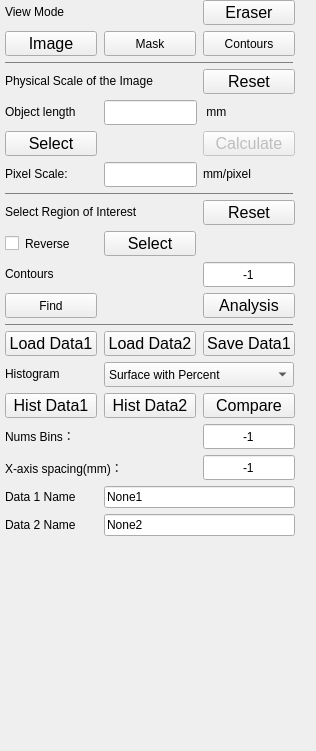
Above: UI/UI_ContentBar.ui from Hao-yu-lin/CPASR before the change. Below: the same form after it.
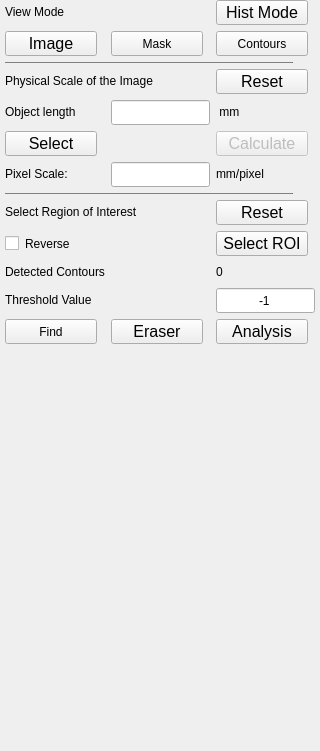
That is the form after the change.

Patch:
```diff
--- a/UI/UI_ContentBar.ui
+++ b/UI/UI_ContentBar.ui
@@ -6,10 +6,22 @@
    <rect>
     <x>0</x>
     <y>0</y>
-    <width>316</width>
+    <width>320</width>
     <height>751</height>
    </rect>
   </property>
+  <property name="minimumSize">
+   <size>
+    <width>320</width>
+    <height>0</height>
+   </size>
+  </property>
+  <property name="maximumSize">
+   <size>
+    <width>320</width>
+    <height>16777215</height>
+   </size>
+  </property>
   <property name="windowTitle">
    <string>Form</string>
   </property>
@@ -18,138 +30,72 @@
     <rect>
      <x>0</x>
      <y>0</y>
-     <width>300</width>
+     <width>320</width>
      <height>764</height>
     </rect>
    </property>
    <property name="minimumSize">
     <size>
-     <width>300</width>
+     <width>320</width>
      <height>0</height>
     </size>
    </property>
    <property name="maximumSize">
     <size>
-     <width>300</width>
+     <width>320</width>
      <height>16777215</height>
     </size>
    </property>
    <property name="styleSheet">
     <string notr="true">border-color: rgb(255, 46, 52);</string>
    </property>
-   <layout class="QGridLayout" name="gridLayout" rowstretch="0,0,0,0,0,0,0,0,0,0,0,0,0,0,0,0,0,0,0,0,0,0,0,0,0,0,0,0,0,0,0,0,0,0,0,0,0,0,0,0,0,0,0,0">
+   <layout class="QGridLayout" name="gridLayout" rowstretch="0,0,0,0,0,0,0,0,0,0,0,0,0,0,0,0,0,0,0,0,0,0,0,0,0,0,0,0,0,0,0,0,0,0,0,0,0,0">
     <property name="leftMargin">
      <number>5</number>
     </property>
     <property name="rightMargin">
      <number>5</number>
     </property>
-    <item row="27" column="0">
-     <widget class="Line" name="line_space2">
-      <property name="minimumSize">
-       <size>
-        <width>288</width>
-        <height>1</height>
-       </size>
-      </property>
-      <property name="maximumSize">
-       <size>
-        <width>288</width>
-        <height>1</height>
-       </size>
-      </property>
-      <property name="autoFillBackground">
-       <bool>false</bool>
-      </property>
-      <property name="styleSheet">
-       <string notr="true">background-color: rgb(113, 112, 111);</string>
-      </property>
-      <property name="orientation">
-       <enum>Qt::Horizontal</enum>
-      </property>
-     </widget>
-    </item>
-    <item row="29" column="2">
-     <widget class="QPushButton" name="btn_save_contours">
-      <property name="sizePolicy">
-       <sizepolicy hsizetype="Fixed" vsizetype="Fixed">
-        <horstretch>0</horstretch>
-        <verstretch>0</verstretch>
-       </sizepolicy>
-      </property>
-      <property name="minimumSize">
-       <size>
-        <width>92</width>
-        <height>25</height>
-       </size>
-      </property>
-      <property name="maximumSize">
-       <size>
-        <width>92</width>
-        <height>25</height>
-       </size>
-      </property>
-      <property name="font">
-       <font>
-        <pointsize>12</pointsize>
-       </font>
-      </property>
-      <property name="text">
-       <string>Save Data1</string>
-      </property>
-     </widget>
-    </item>
-    <item row="9" column="0">
-     <widget class="QPushButton" name="btn_refer_select">
-      <property name="sizePolicy">
-       <sizepolicy hsizetype="Fixed" vsizetype="Fixed">
-        <horstretch>0</horstretch>
-        <verstretch>0</verstretch>
-       </sizepolicy>
-      </property>
-      <property name="minimumSize">
-       <size>
-        <width>92</width>
-        <height>25</height>
-       </size>
-      </property>
-      <property name="maximumSize">
-       <size>
-        <width>92</width>
-        <height>25</height>
-       </size>
-      </property>
-      <property name="font">
-       <font>
-        <pointsize>12</pointsize>
-       </font>
-      </property>
-      <property name="text">
-       <string>Select</string>
-      </property>
-     </widget>
-    </item>
     <item row="19" column="0">
-     <widget class="QPushButton" name="btn_contours_find">
+     <widget class="QLabel" name="label_contours_fixed">
       <property name="minimumSize">
        <size>
-        <width>92</width>
-        <height>25</height>
+        <width>180</width>
+        <height>0</height>
        </size>
       </property>
       <property name="maximumSize">
        <size>
-        <width>92</width>
-        <height>25</height>
+        <width>180</width>
+        <height>20</height>
        </size>
       </property>
       <property name="text">
-       <string>Find</string>
+       <string>Detected Contours</string>
       </property>
      </widget>
     </item>
-    <item row="29" column="0">
-     <widget class="QPushButton" name="btn_load_data1">
+    <item row="7" column="0" colspan="2">
+     <widget class="QLabel" name="label_title_fixed">
+      <property name="minimumSize">
+       <size>
+        <width>180</width>
+        <height>20</height>
+       </size>
+      </property>
+      <property name="maximumSize">
+       <size>
+        <width>180</width>
+        <height>20</height>
+       </size>
+      </property>
+      <property name="text">
+       <string>Physical Scale of the Image</string>
+      </property>
+     </widget>
+    </item>
+    <item row="4" column="1">
+     <widget class="QPushButton" name="btn_show_mask">
       <property name="sizePolicy">
        <sizepolicy hsizetype="Fixed" vsizetype="Fixed">
         <horstretch>0</horstretch>
@@ -168,17 +114,12 @@
         <height>25</height>
        </size>
       </property>
-      <property name="font">
-       <font>
-        <pointsize>12</pointsize>
-       </font>
-      </property>
       <property name="text">
-       <string>Load Data1</string>
+       <string>Mask</string>
       </property>
      </widget>
     </item>
-    <item row="10" column="0">
+    <item row="11" column="0">
      <widget class="QLabel" name="label_pixel_scale">
       <property name="sizePolicy">
        <sizepolicy hsizetype="MinimumExpanding" vsizetype="Preferred">
@@ -203,14 +144,26 @@
       </property>
      </widget>
     </item>
-    <item row="41" column="1" colspan="2">
-     <widget class="QLineEdit" name="lineEdit_data1_Name">
+    <item row="13" column="0">
+     <widget class="QLabel" name="labe_select_roi_fixed">
+      <property name="minimumSize">
+       <size>
+        <width>180</width>
+        <height>20</height>
+       </size>
+      </property>
+      <property name="maximumSize">
+       <size>
+        <width>180</width>
+        <height>20</height>
+       </size>
+      </property>
       <property name="text">
-       <string>None1</string>
+       <string>Select Region of Interest</string>
       </property>
      </widget>
     </item>
-    <item row="8" column="0">
+    <item row="9" column="0">
      <widget class="QLabel" name="label_objectlength_fixed">
       <property name="sizePolicy">
        <sizepolicy hsizetype="MinimumExpanding" vsizetype="Preferred">
@@ -238,6 +191,200 @@
       </property>
      </widget>
     </item>
+    <item row="9" column="2">
+     <widget class="QLabel" name="label_objectlength_fixed_2">
+      <property name="sizePolicy">
+       <sizepolicy hsizetype="Preferred" vsizetype="Preferred">
+        <horstretch>0</horstretch>
+        <verstretch>0</verstretch>
+       </sizepolicy>
+      </property>
+      <property name="minimumSize">
+       <size>
+        <width>70</width>
+        <height>20</height>
+       </size>
+      </property>
+      <property name="maximumSize">
+       <size>
+        <width>70</width>
+        <height>20</height>
+       </size>
+      </property>
+      <property name="text">
+       <string> mm </string>
+      </property>
+      <property name="alignment">
+       <set>Qt::AlignLeading|Qt::AlignLeft|Qt::AlignVCenter</set>
+      </property>
+     </widget>
+    </item>
+    <item row="11" column="1">
+     <widget class="QLineEdit" name="lineEdit_pixel_scale_value">
+      <property name="sizePolicy">
+       <sizepolicy hsizetype="Fixed" vsizetype="Fixed">
+        <horstretch>0</horstretch>
+        <verstretch>0</verstretch>
+       </sizepolicy>
+      </property>
+      <property name="minimumSize">
+       <size>
+        <width>0</width>
+        <height>25</height>
+       </size>
+      </property>
+      <property name="maximumSize">
+       <size>
+        <width>16777215</width>
+        <height>25</height>
+       </size>
+      </property>
+      <property name="text">
+       <string/>
+      </property>
+      <property name="alignment">
+       <set>Qt::AlignCenter</set>
+      </property>
+     </widget>
+    </item>
+    <item row="20" column="2">
+     <widget class="QLineEdit" name="lineEdit_contours_value">
+      <property name="sizePolicy">
+       <sizepolicy hsizetype="Fixed" vsizetype="Fixed">
+        <horstretch>0</horstretch>
+        <verstretch>0</verstretch>
+       </sizepolicy>
+      </property>
+      <property name="minimumSize">
+       <size>
+        <width>0</width>
+        <height>25</height>
+       </size>
+      </property>
+      <property name="maximumSize">
+       <size>
+        <width>16777215</width>
+        <height>25</height>
+       </size>
+      </property>
+      <property name="text">
+       <string>-1</string>
+      </property>
+      <property name="alignment">
+       <set>Qt::AlignCenter</set>
+      </property>
+     </widget>
+    </item>
+    <item row="12" column="0">
+     <widget class="Line" name="line_space1">
+      <property name="minimumSize">
+       <size>
+        <width>288</width>
+        <height>1</height>
+       </size>
+      </property>
+      <property name="maximumSize">
+       <size>
+        <width>288</width>
+        <height>1</height>
+       </size>
+      </property>
+      <property name="autoFillBackground">
+       <bool>false</bool>
+      </property>
+      <property name="styleSheet">
+       <string notr="true">background-color: rgb(113, 112, 111);</string>
+      </property>
+      <property name="orientation">
+       <enum>Qt::Horizontal</enum>
+      </property>
+     </widget>
+    </item>
+    <item row="21" column="2">
+     <widget class="QPushButton" name="btn_roi_analysis">
+      <property name="sizePolicy">
+       <sizepolicy hsizetype="Fixed" vsizetype="Fixed">
+        <horstretch>0</horstretch>
+        <verstretch>0</verstretch>
+       </sizepolicy>
+      </property>
+      <property name="minimumSize">
+       <size>
+        <width>92</width>
+        <height>25</height>
+       </size>
+      </property>
+      <property name="maximumSize">
+       <size>
+        <width>92</width>
+        <height>25</height>
+       </size>
+      </property>
+      <property name="font">
+       <font>
+        <pointsize>12</pointsize>
+       </font>
+      </property>
+      <property name="text">
+       <string>Analysis</string>
+      </property>
+     </widget>
+    </item>
+    <item row="6" column="0">
+     <widget class="Line" name="line_space3">
+      <property name="minimumSize">
+       <size>
+        <width>288</width>
+        <height>1</height>
+       </size>
+      </property>
+      <property name="maximumSize">
+       <size>
+        <width>288</width>
+        <height>1</height>
+       </size>
+      </property>
+      <property name="autoFillBackground">
+       <bool>false</bool>
+      </property>
+      <property name="styleSheet">
+       <string notr="true">background-color: rgb(113, 112, 111);</string>
+      </property>
+      <property name="orientation">
+       <enum>Qt::Horizontal</enum>
+      </property>
+     </widget>
+    </item>
+    <item row="7" column="2">
+     <widget class="QPushButton" name="btn_refer_reset">
+      <property name="sizePolicy">
+       <sizepolicy hsizetype="Fixed" vsizetype="Fixed">
+        <horstretch>0</horstretch>
+        <verstretch>0</verstretch>
+       </sizepolicy>
+      </property>
+      <property name="minimumSize">
+       <size>
+        <width>92</width>
+        <height>25</height>
+       </size>
+      </property>
+      <property name="maximumSize">
+       <size>
+        <width>92</width>
+        <height>25</height>
+       </size>
+      </property>
+      <property name="font">
+       <font>
+        <pointsize>12</pointsize>
+       </font>
+      </property>
+      <property name="text">
+       <string>Reset</string>
+      </property>
+     </widget>
+    </item>
     <item row="4" column="0">
      <widget class="QPushButton" name="btn_show_image">
       <property name="sizePolicy">
@@ -268,33 +415,8 @@
       </property>
      </widget>
     </item>
-    <item row="11" column="0">
-     <widget class="Line" name="line_space1">
-      <property name="minimumSize">
-       <size>
-        <width>288</width>
-        <height>1</height>
-       </size>
-      </property>
-      <property name="maximumSize">
-       <size>
-        <width>288</width>
-        <height>1</height>
-       </size>
-      </property>
-      <property name="autoFillBackground">
-       <bool>false</bool>
-      </property>
-      <property name="styleSheet">
-       <string notr="true">background-color: rgb(113, 112, 111);</string>
-      </property>
-      <property name="orientation">
-       <enum>Qt::Horizontal</enum>
-      </property>
-     </widget>
-    </item>
-    <item row="29" column="1">
-     <widget class="QPushButton" name="btn_load_data2">
+    <item row="3" column="2">
+     <widget class="QPushButton" name="btn_change_mode">
       <property name="sizePolicy">
        <sizepolicy hsizetype="Fixed" vsizetype="Fixed">
         <horstretch>0</horstretch>
@@ -319,84 +441,33 @@
        </font>
       </property>
       <property name="text">
-       <string>Load Data2</string>
+       <string>Hist Mode</string>
       </property>
      </widget>
     </item>
-    <item row="37" column="0" colspan="2">
-     <widget class="QLabel" name="label_bins_fixed">
+    <item row="11" column="2">
+     <widget class="QLabel" name="label_objdect_ratio_fixed">
       <property name="minimumSize">
        <size>
-        <width>0</width>
+        <width>70</width>
         <height>20</height>
        </size>
       </property>
       <property name="maximumSize">
        <size>
-        <width>16777215</width>
+        <width>70</width>
         <height>20</height>
        </size>
       </property>
       <property name="text">
-       <string>Nums Bins：</string>
-      </property>
-     </widget>
-    </item>
-    <item row="33" column="0">
-     <widget class="QLabel" name="label_histogram_fixed">
-      <property name="minimumSize">
-       <size>
-        <width>180</width>
-        <height>20</height>
-       </size>
-      </property>
-      <property name="maximumSize">
-       <size>
-        <width>180</width>
-        <height>20</height>
-       </size>
-      </property>
-      <property name="text">
-       <string>Histogram</string>
-      </property>
-     </widget>
-    </item>
-    <item row="18" column="2">
-     <widget class="QLineEdit" name="lineEdit_contours_value">
-      <property name="sizePolicy">
-       <sizepolicy hsizetype="Fixed" vsizetype="Fixed">
-        <horstretch>0</horstretch>
-        <verstretch>0</verstretch>
-       </sizepolicy>
-      </property>
-      <property name="minimumSize">
-       <size>
-        <width>0</width>
-        <height>25</height>
-       </size>
-      </property>
-      <property name="maximumSize">
-       <size>
-        <width>16777215</width>
-        <height>25</height>
-       </size>
-      </property>
-      <property name="text">
-       <string>-1</string>
+       <string>mm/pixel</string>
       </property>
       <property name="alignment">
-       <set>Qt::AlignCenter</set>
+       <set>Qt::AlignLeading|Qt::AlignLeft|Qt::AlignVCenter</set>
       </property>
      </widget>
     </item>
-    <item row="38" column="0" colspan="2">
-     <widget class="QLabel" name="label_x_axis_spacing_fixed">
-      <property name="text">
-       <string>X-axis spacing(mm)：</string>
-      </property>
-     </widget>
-    </item>
-    <item row="8" column="1">
+    <item row="9" column="1">
      <widget class="QLineEdit" name="lineEdit_object_length">
       <property name="sizePolicy">
        <sizepolicy hsizetype="Fixed" vsizetype="Fixed">
@@ -424,112 +495,8 @@
       </property>
      </widget>
     </item>
-    <item row="8" column="2">
-     <widget class="QLabel" name="label_objectlength_fixed_2">
-      <property name="sizePolicy">
-       <sizepolicy hsizetype="Preferred" vsizetype="Preferred">
-        <horstretch>0</horstretch>
-        <verstretch>0</verstretch>
-       </sizepolicy>
-      </property>
-      <property name="minimumSize">
-       <size>
-        <width>70</width>
-        <height>20</height>
-       </size>
-      </property>
-      <property name="maximumSize">
-       <size>
-        <width>70</width>
-        <height>20</height>
-       </size>
-      </property>
-      <property name="text">
-       <string> mm </string>
-      </property>
-      <property name="alignment">
-       <set>Qt::AlignLeading|Qt::AlignLeft|Qt::AlignVCenter</set>
-      </property>
-     </widget>
-    </item>
-    <item row="43" column="1">
-     <spacer name="verticalSpacer">
-      <property name="orientation">
-       <enum>Qt::Vertical</enum>
-      </property>
-      <property name="sizeHint" stdset="0">
-       <size>
-        <width>20</width>
-        <height>40</height>
-       </size>
-      </property>
-     </spacer>
-    </item>
-    <item row="4" column="1">
-     <widget class="QPushButton" name="btn_show_mask">
-      <property name="sizePolicy">
-       <sizepolicy hsizetype="Fixed" vsizetype="Fixed">
-        <horstretch>0</horstretch>
-        <verstretch>0</verstretch>
-       </sizepolicy>
-      </property>
-      <property name="minimumSize">
-       <size>
-        <width>92</width>
-        <height>25</height>
-       </size>
-      </property>
-      <property name="maximumSize">
-       <size>
-        <width>92</width>
-        <height>25</height>
-       </size>
-      </property>
-      <property name="text">
-       <string>Mask</string>
-      </property>
-     </widget>
-    </item>
-    <item row="6" column="0" colspan="2">
-     <widget class="QLabel" name="label_title_fixed">
-      <property name="minimumSize">
-       <size>
-        <width>180</width>
-        <height>20</height>
-       </size>
-      </property>
-      <property name="maximumSize">
-       <size>
-        <width>180</width>
-        <height>20</height>
-       </size>
-      </property>
-      <property name="text">
-       <string>Physical Scale of the Image</string>
-      </property>
-     </widget>
-    </item>
-    <item row="12" column="0">
-     <widget class="QLabel" name="labe_select_roi_fixed">
-      <property name="minimumSize">
-       <size>
-        <width>180</width>
-        <height>20</height>
-       </size>
-      </property>
-      <property name="maximumSize">
-       <size>
-        <width>180</width>
-        <height>20</height>
-       </size>
-      </property>
-      <property name="text">
-       <string>Select Region of Interest</string>
-      </property>
-     </widget>
-    </item>
-    <item row="12" column="2">
-     <widget class="QPushButton" name="btn_roi_reset">
+    <item row="10" column="0">
+     <widget class="QPushButton" name="btn_refer_select">
       <property name="sizePolicy">
        <sizepolicy hsizetype="Fixed" vsizetype="Fixed">
         <horstretch>0</horstretch>
@@ -554,11 +521,11 @@
        </font>
       </property>
       <property name="text">
-       <string>Reset</string>
+       <string>Select</string>
       </property>
      </widget>
     </item>
-    <item row="13" column="0">
+    <item row="14" column="0">
      <widget class="QCheckBox" name="checkBox_roi_reverse">
       <property name="sizePolicy">
        <sizepolicy hsizetype="Fixed" vsizetype="Fixed">
@@ -586,95 +553,6 @@
       </property>
      </widget>
     </item>
-    <item row="6" column="2">
-     <widget class="QPushButton" name="btn_refer_reset">
-      <property name="sizePolicy">
-       <sizepolicy hsizetype="Fixed" vsizetype="Fixed">
-        <horstretch>0</horstretch>
-        <verstretch>0</verstretch>
-       </sizepolicy>
-      </property>
-      <property name="minimumSize">
-       <size>
-        <width>92</width>
-        <height>25</height>
-       </size>
-      </property>
-      <property name="maximumSize">
-       <size>
-        <width>92</width>
-        <height>25</height>
-       </size>
-      </property>
-      <property name="font">
-       <font>
-        <pointsize>12</pointsize>
-       </font>
-      </property>
-      <property name="text">
-       <string>Reset</string>
-      </property>
-     </widget>
-    </item>
-    <item row="42" column="0">
-     <widget class="QLabel" name="label_data2_Name_fixed">
-      <property name="text">
-       <string>Data 2 Name</string>
-      </property>
-     </widget>
-    </item>
-    <item row="18" column="0">
-     <widget class="QLabel" name="label_contours">
-      <property name="minimumSize">
-       <size>
-        <width>180</width>
-        <height>0</height>
-       </size>
-      </property>
-      <property name="maximumSize">
-       <size>
-        <width>180</width>
-        <height>20</height>
-       </size>
-      </property>
-      <property name="text">
-       <string>Contours</string>
-      </property>
-     </widget>
-    </item>
-    <item row="9" column="2">
-     <widget class="QPushButton" name="btn_refer_calculate">
-      <property name="enabled">
-       <bool>false</bool>
-      </property>
-      <property name="sizePolicy">
-       <sizepolicy hsizetype="Fixed" vsizetype="Fixed">
-        <horstretch>0</horstretch>
-        <verstretch>0</verstretch>
-       </sizepolicy>
-      </property>
-      <property name="minimumSize">
-       <size>
-        <width>92</width>
-        <height>25</height>
-       </size>
-      </property>
-      <property name="maximumSize">
-       <size>
-        <width>92</width>
-        <height>25</height>
-       </size>
-      </property>
-      <property name="font">
-       <font>
-        <pointsize>12</pointsize>
-       </font>
-      </property>
-      <property name="text">
-       <string>Calculate</string>
-      </property>
-     </widget>
-    </item>
     <item row="3" column="0">
      <widget class="QLabel" name="label_show_image_fixed">
       <property name="minimumSize">
@@ -694,44 +572,10 @@
       </property>
      </widget>
     </item>
-    <item row="38" column="2">
-     <widget class="QLineEdit" name="lineEdit_xaxis_spacing">
-      <property name="sizePolicy">
-       <sizepolicy hsizetype="Fixed" vsizetype="Fixed">
-        <horstretch>0</horstretch>
-        <verstretch>0</verstretch>
-       </sizepolicy>
-      </property>
+    <item row="21" column="0">
+     <widget class="QPushButton" name="btn_contours_find">
       <property name="minimumSize">
        <size>
-        <width>0</width>
-        <height>25</height>
-       </size>
-      </property>
-      <property name="maximumSize">
-       <size>
-        <width>16777215</width>
-        <height>25</height>
-       </size>
-      </property>
-      <property name="text">
-       <string>-1</string>
-      </property>
-      <property name="alignment">
-       <set>Qt::AlignCenter</set>
-      </property>
-     </widget>
-    </item>
-    <item row="34" column="0">
-     <widget class="QPushButton" name="btn_draw_hist">
-      <property name="sizePolicy">
-       <sizepolicy hsizetype="Fixed" vsizetype="Fixed">
-        <horstretch>0</horstretch>
-        <verstretch>0</verstretch>
-       </sizepolicy>
-      </property>
-      <property name="minimumSize">
-       <size>
         <width>92</width>
         <height>25</height>
        </size>
@@ -742,253 +586,16 @@
         <height>25</height>
        </size>
       </property>
-      <property name="font">
-       <font>
-        <pointsize>12</pointsize>
-       </font>
-      </property>
       <property name="text">
-       <string>Hist Data1</string>
-      </property>
-     </widget>
-    </item>
-    <item row="13" column="1">
-     <widget class="QPushButton" name="btn_roi_select">
-      <property name="sizePolicy">
-       <sizepolicy hsizetype="Fixed" vsizetype="Fixed">
-        <horstretch>0</horstretch>
-        <verstretch>0</verstretch>
-       </sizepolicy>
-      </property>
-      <property name="minimumSize">
-       <size>
-        <width>92</width>
-        <height>25</height>
-       </size>
-      </property>
-      <property name="maximumSize">
-       <size>
-        <width>92</width>
-        <height>25</height>
-       </size>
-      </property>
-      <property name="font">
-       <font>
-        <pointsize>12</pointsize>
-       </font>
-      </property>
-      <property name="text">
-       <string>Select</string>
-      </property>
-     </widget>
-    </item>
-    <item row="34" column="2">
-     <widget class="QPushButton" name="btn_draw_comparehist">
-      <property name="sizePolicy">
-       <sizepolicy hsizetype="Fixed" vsizetype="Fixed">
-        <horstretch>0</horstretch>
-        <verstretch>0</verstretch>
-       </sizepolicy>
-      </property>
-      <property name="minimumSize">
-       <size>
-        <width>92</width>
-        <height>25</height>
-       </size>
-      </property>
-      <property name="maximumSize">
-       <size>
-        <width>92</width>
-        <height>25</height>
-       </size>
-      </property>
-      <property name="font">
-       <font>
-        <pointsize>12</pointsize>
-       </font>
-      </property>
-      <property name="text">
-       <string>Compare</string>
+       <string>Find</string>
       </property>
      </widget>
     </item>
     <item row="10" column="2">
-     <widget class="QLabel" name="label_objdect_ratio_fixed">
-      <property name="minimumSize">
-       <size>
-        <width>70</width>
-        <height>20</height>
-       </size>
-      </property>
-      <property name="maximumSize">
-       <size>
-        <width>70</width>
-        <height>20</height>
-       </size>
-      </property>
-      <property name="text">
-       <string>mm/pixel</string>
-      </property>
-      <property name="alignment">
-       <set>Qt::AlignLeading|Qt::AlignLeft|Qt::AlignVCenter</set>
-      </property>
-     </widget>
-    </item>
-    <item row="5" column="0">
-     <widget class="Line" name="line_space3">
-      <property name="minimumSize">
-       <size>
-        <width>288</width>
-        <height>1</height>
-       </size>
-      </property>
-      <property name="maximumSize">
-       <size>
-        <width>288</width>
-        <height>1</height>
-       </size>
-      </property>
-      <property name="autoFillBackground">
+     <widget class="QPushButton" name="btn_refer_calculate">
+      <property name="enabled">
        <bool>false</bool>
       </property>
-      <property name="styleSheet">
-       <string notr="true">background-color: rgb(113, 112, 111);</string>
-      </property>
-      <property name="orientation">
-       <enum>Qt::Horizontal</enum>
-      </property>
-     </widget>
-    </item>
-    <item row="4" column="2">
-     <widget class="QPushButton" name="btn_show_contours">
-      <property name="sizePolicy">
-       <sizepolicy hsizetype="Fixed" vsizetype="Fixed">
-        <horstretch>0</horstretch>
-        <verstretch>0</verstretch>
-       </sizepolicy>
-      </property>
-      <property name="minimumSize">
-       <size>
-        <width>92</width>
-        <height>25</height>
-       </size>
-      </property>
-      <property name="maximumSize">
-       <size>
-        <width>92</width>
-        <height>25</height>
-       </size>
-      </property>
-      <property name="text">
-       <string>Contours</string>
-      </property>
-     </widget>
-    </item>
-    <item row="33" column="1" colspan="2">
-     <widget class="QComboBox" name="comboBox_histstate">
-      <property name="sizePolicy">
-       <sizepolicy hsizetype="Fixed" vsizetype="Fixed">
-        <horstretch>0</horstretch>
-        <verstretch>0</verstretch>
-       </sizepolicy>
-      </property>
-      <property name="minimumSize">
-       <size>
-        <width>190</width>
-        <height>25</height>
-       </size>
-      </property>
-      <property name="maximumSize">
-       <size>
-        <width>180</width>
-        <height>25</height>
-       </size>
-      </property>
-      <property name="contextMenuPolicy">
-       <enum>Qt::DefaultContextMenu</enum>
-      </property>
-      <property name="minimumContentsLength">
-       <number>6</number>
-      </property>
-      <item>
-       <property name="text">
-        <string>Surface with Percent</string>
-       </property>
-      </item>
-      <item>
-       <property name="text">
-        <string>Surface with Number</string>
-       </property>
-      </item>
-      <item>
-       <property name="text">
-        <string>Diameter with Percent</string>
-       </property>
-      </item>
-      <item>
-       <property name="text">
-        <string>Diameter with Number</string>
-       </property>
-      </item>
-      <item>
-       <property name="text">
-        <string/>
-       </property>
-      </item>
-     </widget>
-    </item>
-    <item row="10" column="1">
-     <widget class="QLineEdit" name="lineEdit_pixel_scale_value">
-      <property name="sizePolicy">
-       <sizepolicy hsizetype="Fixed" vsizetype="Fixed">
-        <horstretch>0</horstretch>
-        <verstretch>0</verstretch>
-       </sizepolicy>
-      </property>
-      <property name="minimumSize">
-       <size>
-        <width>0</width>
-        <height>25</height>
-       </size>
-      </property>
-      <property name="maximumSize">
-       <size>
-        <width>16777215</width>
-        <height>25</height>
-       </size>
-      </property>
-      <property name="text">
-       <string/>
-      </property>
-      <property name="alignment">
-       <set>Qt::AlignCenter</set>
-      </property>
-     </widget>
-    </item>
-    <item row="37" column="2">
-     <widget class="QLineEdit" name="lineEdit_nums_bins">
-      <property name="minimumSize">
-       <size>
-        <width>0</width>
-        <height>25</height>
-       </size>
-      </property>
-      <property name="maximumSize">
-       <size>
-        <width>16777215</width>
-        <height>25</height>
-       </size>
-      </property>
-      <property name="text">
-       <string>-1</string>
-      </property>
-      <property name="alignment">
-       <set>Qt::AlignCenter</set>
-      </property>
-     </widget>
-    </item>
-    <item row="34" column="1">
-     <widget class="QPushButton" name="btn_draw_hist2">
       <property name="sizePolicy">
        <sizepolicy hsizetype="Fixed" vsizetype="Fixed">
         <horstretch>0</horstretch>
@@ -1013,18 +620,11 @@
        </font>
       </property>
       <property name="text">
-       <string>Hist Data2</string>
+       <string>Calculate</string>
       </property>
      </widget>
     </item>
-    <item row="42" column="1" colspan="2">
-     <widget class="QLineEdit" name="lineEdit_data2_Name">
-      <property name="text">
-       <string>None2</string>
-      </property>
-     </widget>
-    </item>
-    <item row="3" column="2">
+    <item row="21" column="1">
      <widget class="QPushButton" name="btn_eraser">
       <property name="sizePolicy">
        <sizepolicy hsizetype="Fixed" vsizetype="Fixed">
@@ -1054,15 +654,98 @@
       </property>
      </widget>
     </item>
-    <item row="41" column="0">
-     <widget class="QLabel" name="label_data1_Name_fixed">
+    <item row="13" column="2">
+     <widget class="QPushButton" name="btn_roi_reset">
+      <property name="sizePolicy">
+       <sizepolicy hsizetype="Fixed" vsizetype="Fixed">
+        <horstretch>0</horstretch>
+        <verstretch>0</verstretch>
+       </sizepolicy>
+      </property>
+      <property name="minimumSize">
+       <size>
+        <width>92</width>
+        <height>25</height>
+       </size>
+      </property>
+      <property name="maximumSize">
+       <size>
+        <width>92</width>
+        <height>25</height>
+       </size>
+      </property>
+      <property name="font">
+       <font>
+        <pointsize>12</pointsize>
+       </font>
+      </property>
       <property name="text">
-       <string>Data 1 Name</string>
+       <string>Reset</string>
+      </property>
+     </widget>
+    </item>
+    <item row="37" column="1">
+     <spacer name="verticalSpacer">
+      <property name="orientation">
+       <enum>Qt::Vertical</enum>
+      </property>
+      <property name="sizeHint" stdset="0">
+       <size>
+        <width>20</width>
+        <height>40</height>
+       </size>
+      </property>
+     </spacer>
+    </item>
+    <item row="20" column="0">
+     <widget class="QLabel" name="label_contours_fixed2">
+      <property name="minimumSize">
+       <size>
+        <width>180</width>
+        <height>0</height>
+       </size>
+      </property>
+      <property name="maximumSize">
+       <size>
+        <width>180</width>
+        <height>20</height>
+       </size>
+      </property>
+      <property name="text">
+       <string>Threshold Value</string>
       </property>
      </widget>
     </item>
     <item row="19" column="2">
-     <widget class="QPushButton" name="btn_roi_analysis">
+     <widget class="QLabel" name="label_number_contours">
+      <property name="sizePolicy">
+       <sizepolicy hsizetype="Preferred" vsizetype="Preferred">
+        <horstretch>0</horstretch>
+        <verstretch>0</verstretch>
+       </sizepolicy>
+      </property>
+      <property name="minimumSize">
+       <size>
+        <width>70</width>
+        <height>20</height>
+       </size>
+      </property>
+      <property name="maximumSize">
+       <size>
+        <width>70</width>
+        <height>20</height>
+       </size>
+      </property>
+      <property name="text">
+       <string>0</string>
+      </property>
+      <property name="alignment">
+       <set>Qt::AlignLeading|Qt::AlignLeft|Qt::AlignVCenter</set>
+      </property>
+     </widget>
+    </item>
+    <item row="14" column="2">
+     <widget class="QPushButton" name="btn_roi_select">
       <property name="sizePolicy">
        <sizepolicy hsizetype="Fixed" vsizetype="Fixed">
         <horstretch>0</horstretch>
@@ -1087,7 +770,32 @@
        </font>
       </property>
       <property name="text">
-       <string>Analysis</string>
+       <string>Select ROI</string>
+      </property>
+     </widget>
+    </item>
+    <item row="4" column="2">
+     <widget class="QPushButton" name="btn_show_contours">
+      <property name="sizePolicy">
+       <sizepolicy hsizetype="Fixed" vsizetype="Fixed">
+        <horstretch>0</horstretch>
+        <verstretch>0</verstretch>
+       </sizepolicy>
+      </property>
+      <property name="minimumSize">
+       <size>
+        <width>92</width>
+        <height>25</height>
+       </size>
+      </property>
+      <property name="maximumSize">
+       <size>
+        <width>92</width>
+        <height>25</height>
+       </size>
+      </property>
+      <property name="text">
+       <string>Contours</string>
       </property>
      </widget>
     </item>
```
